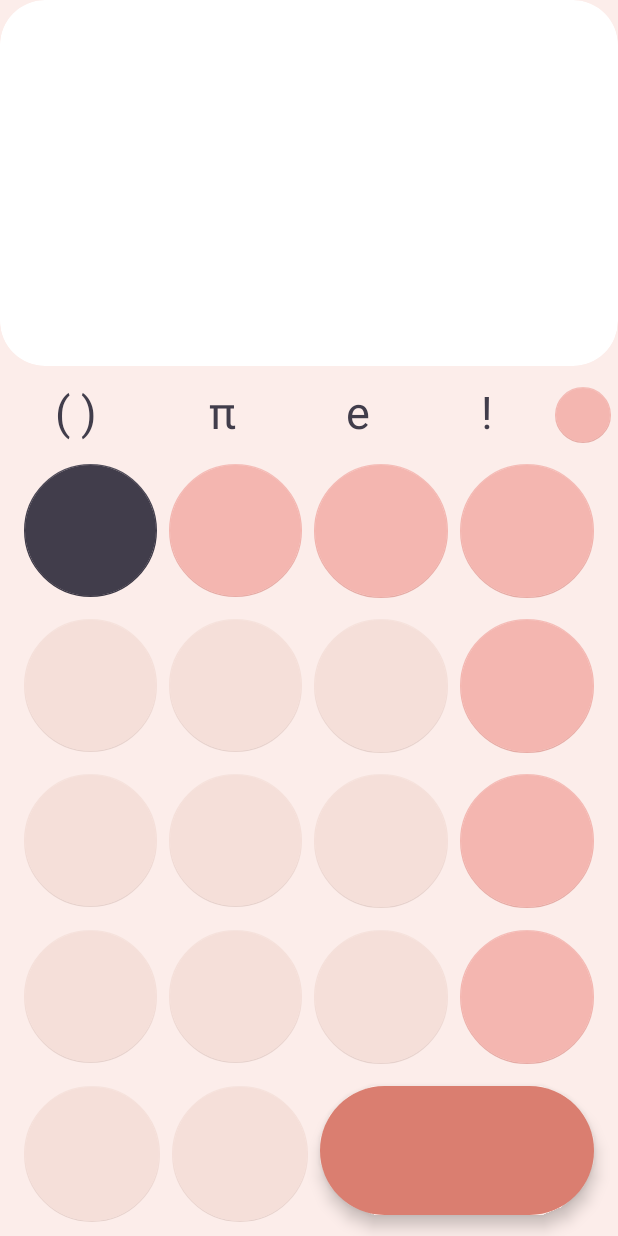
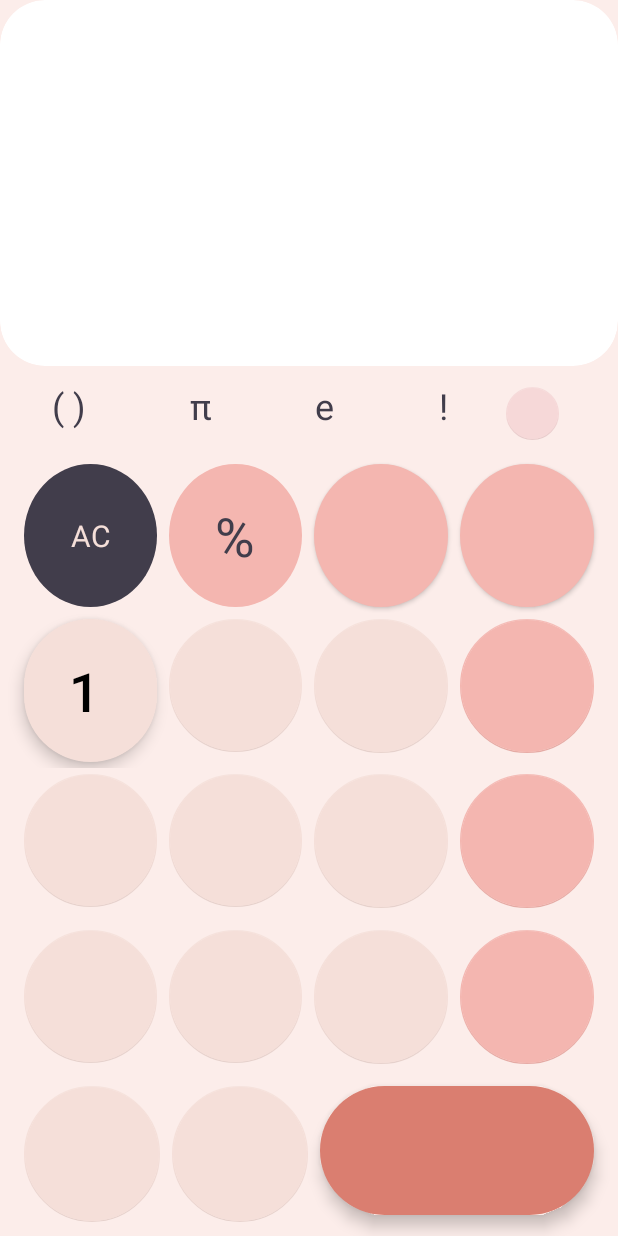
Before and after one commit to Harsh8833/Calculator, an Android app: the screen it shows after launch (MainActivity), on a phone screen of 412 x 824 dp. Run offline under Robolectric (Android 15) with nearby library versions, the phone set to English and light mode, and no system bars.

Commit message:
extended fab testing

```diff
--- /dev/null
+++ b/app/src/main/res/drawable/round_buttons.xml
@@ -0,0 +1,9 @@
+<?xml version="1.0" encoding="utf-8"?>
+<selector xmlns:android="http://schemas.android.com/apk/res/android">
+    <item>
+        <shape android:shape="oval">
+            <solid android:color="@color/light_pink"/>
+            <size android:width="150dp" android:height="150dp"/>
+        </shape>
+    </item>
+</selector>
--- a/app/src/main/res/layout/activity_main.xml
+++ b/app/src/main/res/layout/activity_main.xml
@@ -38,7 +38,7 @@
             android:layout_weight=".2"
             android:gravity="center"
             android:text="( )"
-            android:textSize="30dp"
+            android:textSize="24dp"
             android:textColor="@color/pie_color"
             android:textAppearance="?attr/textAppearanceDisplayMedium"
             />
@@ -49,7 +49,7 @@
             android:gravity="center"
 
             android:text="π"
-            android:textSize="30dp"
+            android:textSize="24dp"
             android:textColor="@color/pie_color"
             android:textAppearance="?attr/textAppearanceDisplayMedium"
             />
@@ -60,7 +60,7 @@
             android:layout_weight=".2"
             android:gravity="center"
             android:text="e"
-            android:textSize="30dp"
+            android:textSize="24dp"
             android:textColor="@color/pie_color"
             android:textAppearance="?attr/textAppearanceDisplayMedium"
             />
@@ -71,18 +71,19 @@
             android:layout_weight=".2"
             android:gravity="center"
             android:text="!"
-            android:textSize="30dp"
+            android:textSize="24dp"
             android:textColor="@color/pie_color"
             android:textAppearance="?attr/textAppearanceDisplayMedium"
             />
 
         <com.google.android.material.floatingactionbutton.FloatingActionButton
             android:id="@+id/log_key"
-            android:layout_width="0dp"
-            android:layout_height="match_parent"
+            android:layout_width="35dp"
+            android:layout_height="35dp"
             android:layout_weight=".1"
             android:layout_margin="4dp"
-            app:backgroundTint="@color/dark_pink"
+            app:backgroundTint="@color/up_down"
+            android:layout_gravity="center|top"
             app:elevation="0dp">
         </com.google.android.material.floatingactionbutton.FloatingActionButton>
 
@@ -96,7 +97,7 @@
         android:orientation="horizontal"
         android:layout_weight=".5">
 
-        <com.google.android.material.floatingactionbutton.FloatingActionButton
+        <Button
             android:id="@+id/ac_Button"
             android:layout_width="0dp"
             android:layout_height="match_parent"
@@ -106,30 +107,42 @@
             android:layout_marginTop="4dp"
             android:layout_marginStart="16dp"
             app:backgroundTint="@color/gray_purple"
-            app:elevation="0dp">
-        </com.google.android.material.floatingactionbutton.FloatingActionButton>
+            android:background="@drawable/round_buttons"
+            app:elevation="0dp"
+            android:text="AC"
+            android:textAppearance="?attr/textAppearanceDisplayMedium"
+            android:textSize="20dp"
+            android:textColor="@color/light_pink"
+            style="@style/Widget.Material3.Button.TonalButton">
+        </Button>
 
-        <com.google.android.material.floatingactionbutton.FloatingActionButton
+        <Button
             android:id="@+id/ac_Button1"
             android:layout_width="0dp"
             android:layout_height="match_parent"
             android:layout_weight=".5"
             android:layout_margin="4dp"
             app:backgroundTint="@color/dark_pink"
-            app:elevation="0dp">
-        </com.google.android.material.floatingactionbutton.FloatingActionButton>
+            android:background="@drawable/round_buttons"
+            app:elevation="0dp"
+            android:text="%"
+            android:textColor="@color/gray_purple"
+            android:textSize="36dp"
+            style="@style/Widget.Material3.Button.TonalButton">
+        </Button>
 
-        <com.google.android.material.floatingactionbutton.FloatingActionButton
+        <Button
             android:id="@+id/ac_Button3"
             android:layout_width="0dp"
             android:layout_height="match_parent"
             android:layout_weight=".5"
+            android:background="@drawable/round_buttons"
             android:layout_margin="4dp"
             app:backgroundTint="@color/dark_pink"
             app:elevation="0dp">
-        </com.google.android.material.floatingactionbutton.FloatingActionButton>
+        </Button>
 
-        <com.google.android.material.floatingactionbutton.FloatingActionButton
+        <Button
             android:id="@+id/ac_Button4"
             android:layout_width="0dp"
             android:layout_height="match_parent"
@@ -139,8 +152,9 @@
             android:layout_marginTop="4dp"
             android:layout_marginStart="4dp"
             app:backgroundTint="@color/dark_pink"
-            app:elevation="0dp">
-        </com.google.android.material.floatingactionbutton.FloatingActionButton>
+            app:elevation="0dp"
+            android:background="@drawable/round_buttons">
+        </Button>
 
     </LinearLayout>
 
@@ -151,7 +165,7 @@
         android:layout_weight=".5"
         android:backgroundTint="@color/dark_pink">
 
-        <com.google.android.material.floatingactionbutton.FloatingActionButton
+        <com.google.android.material.floatingactionbutton.ExtendedFloatingActionButton
             android:id="@+id/key1"
             android:layout_width="0dp"
             android:layout_height="match_parent"
@@ -161,8 +175,12 @@
             android:layout_marginTop="4dp"
             android:layout_marginStart="16dp"
             app:backgroundTint="@color/light_pink"
-            app:elevation="0dp">
-        </com.google.android.material.floatingactionbutton.FloatingActionButton>
+            app:elevation="0dp"
+            android:text="1"
+            android:textAlignment="center"
+            android:textSize="36dp">
+        </com.google.android.material.floatingactionbutton.ExtendedFloatingActionButton>
+
 
         <com.google.android.material.floatingactionbutton.FloatingActionButton
             android:id="@+id/key2"
```
